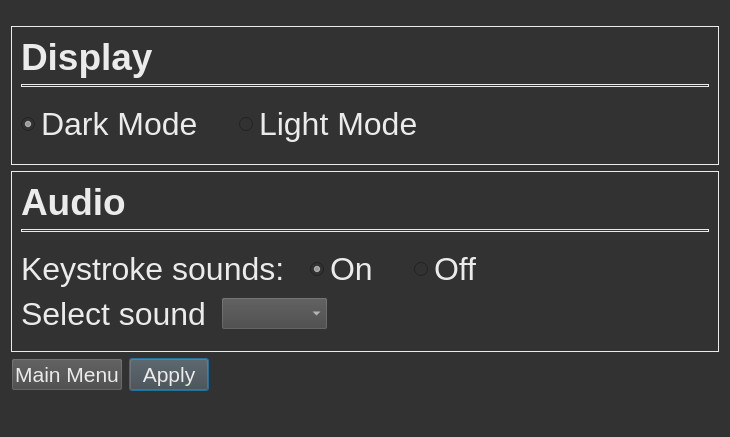
Above: speed-typer/source_ui/settingsWindow.ui from Rolv-Apneseth/ps-typer before the change. Below: the same form after it.
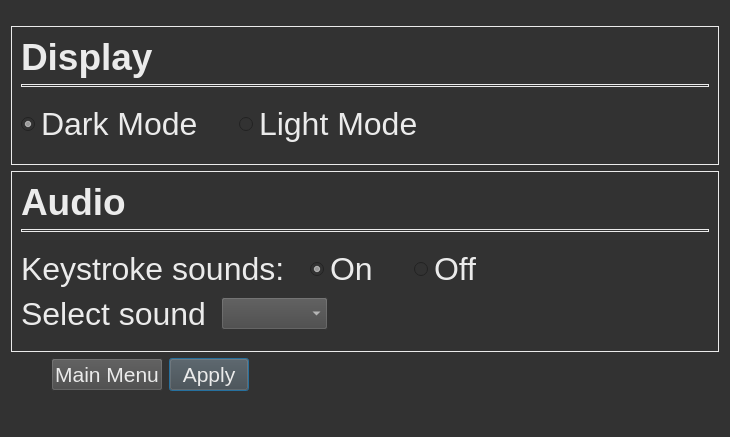
That is the form after the change.

Commit message: Added an indent for the buttons to match other windows

```diff
--- a/speed-typer/source_ui/settingsWindow.ui
+++ b/speed-typer/source_ui/settingsWindow.ui
@@ -387,6 +387,22 @@
      <property name="topMargin">
       <number>0</number>
      </property>
+     <item>
+      <spacer name="horizontalSpacer_8">
+       <property name="orientation">
+        <enum>Qt::Horizontal</enum>
+       </property>
+       <property name="sizeType">
+        <enum>QSizePolicy::Preferred</enum>
+       </property>
+       <property name="sizeHint" stdset="0">
+        <size>
+         <width>40</width>
+         <height>20</height>
+        </size>
+       </property>
+      </spacer>
+     </item>
      <item>
       <widget class="QPushButton" name="buttonMainMenu">
        <property name="sizePolicy">
```
The commit also changes 1 other file.
